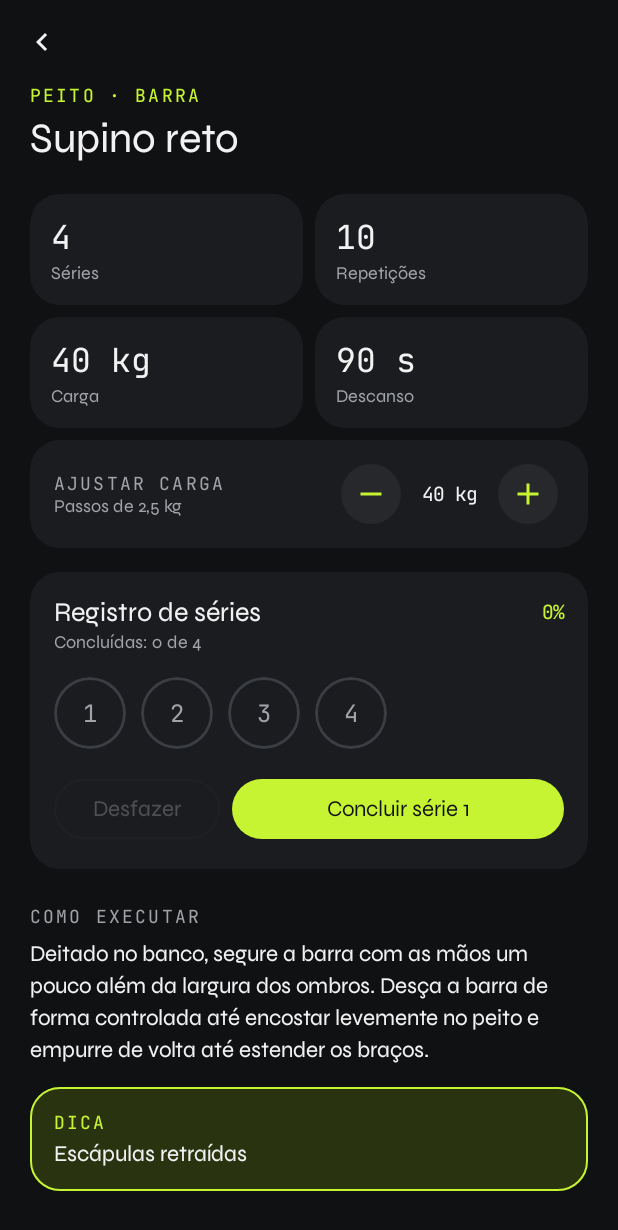
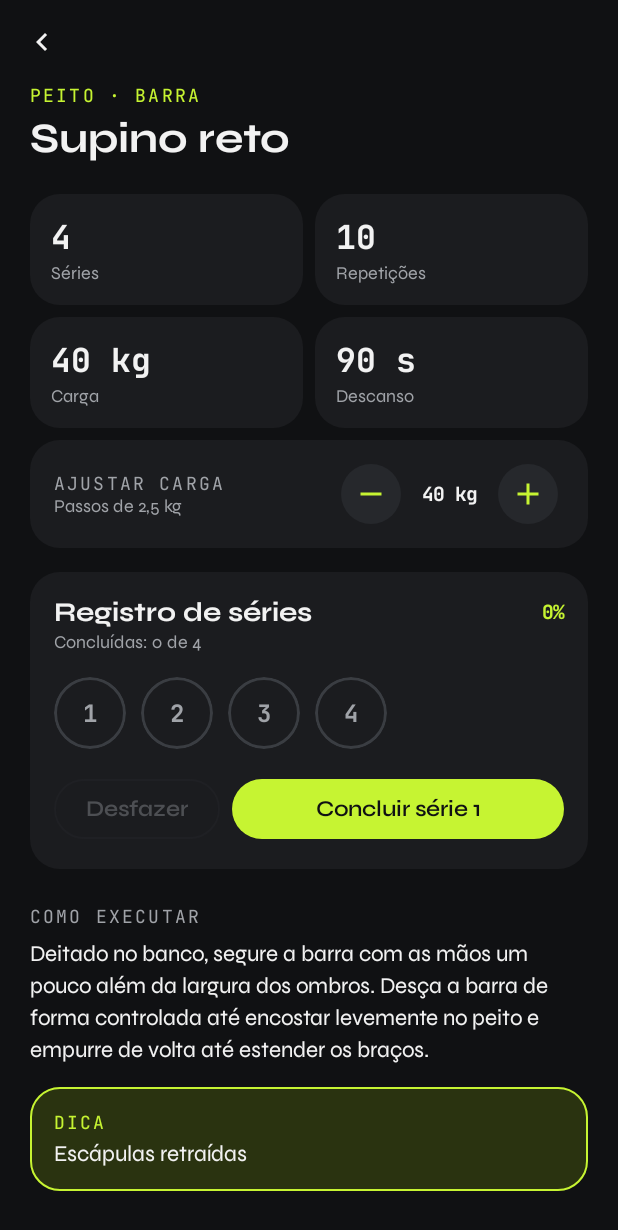
Before and after one commit to Desenvolvimento-Mateus/app-gym-tracker, an Android app built with Jetpack Compose: the screen it shows after launch (MainActivity), after a tap on "01", on a phone screen of 412 x 824 dp. Shown: the top 1230 px of the screen. Run offline under Robolectric (Android 15) with nearby library versions, the phone set to English and light mode, and no system bars; our stand-ins replace Navigation 3.

Commit message:
Corrige peso das fontes variáveis e ajustes visuais
- Aplica o eixo "wght" das fontes variáveis com FontVariation: sem
  isso o Syne e o JetBrains Mono apareciam sempre com peso regular
- "Desfazer" e "Concluir série N" em uma linha (padding menor)
- Lista do histórico alinhada com o título (20dp)

```diff
--- a/app/src/main/java/com/mateusavila/gymtracker/ui/detail/ExerciseDetailScreen.kt
+++ b/app/src/main/java/com/mateusavila/gymtracker/ui/detail/ExerciseDetailScreen.kt
@@ -4,6 +4,7 @@ import androidx.compose.foundation.background
 import androidx.compose.foundation.border
 import androidx.compose.foundation.layout.Arrangement
 import androidx.compose.foundation.layout.Column
+import androidx.compose.foundation.layout.PaddingValues
 import androidx.compose.foundation.layout.Row
 import androidx.compose.foundation.layout.Spacer
 import androidx.compose.foundation.layout.fillMaxSize
@@ -302,26 +303,31 @@ private fun SetsCard(
         }
 
         Spacer(Modifier.height(16.dp))
+        // Smaller side padding than the default so "Desfazer" fits in one line.
+        val buttonPadding = PaddingValues(horizontal = 12.dp, vertical = 8.dp)
         Row {
             OutlinedButton(
                 onClick = actions.onUndoSet,
                 enabled = exercise.completedSets > 0,
+                contentPadding = buttonPadding,
                 modifier = Modifier.weight(1f)
             ) {
-                Text(stringResource(R.string.undo_set_button))
+                Text(stringResource(R.string.undo_set_button), maxLines = 1)
             }
             Spacer(Modifier.width(8.dp))
             Button(
                 onClick = actions.onCompleteSet,
                 enabled = !exercise.isFinished,
+                contentPadding = buttonPadding,
                 modifier = Modifier.weight(2f)
             ) {
                 Text(
-                    if (exercise.isFinished) {
+                    text = if (exercise.isFinished) {
                         stringResource(R.string.all_sets_completed)
                     } else {
                         stringResource(R.string.complete_set_button, exercise.completedSets + 1)
-                    }
+                    },
+                    maxLines = 1
                 )
             }
         }
--- a/app/src/main/java/com/mateusavila/gymtracker/ui/history/HistoryScreen.kt
+++ b/app/src/main/java/com/mateusavila/gymtracker/ui/history/HistoryScreen.kt
@@ -97,7 +97,7 @@ fun HistoryContent(
 private fun SessionList(state: HistoryUiState.Success) {
     LazyColumn(
         verticalArrangement = Arrangement.spacedBy(10.dp),
-        contentPadding = PaddingValues(16.dp)
+        contentPadding = PaddingValues(horizontal = 20.dp, vertical = 16.dp)
     ) {
         item {
             Row(
--- a/app/src/main/java/com/mateusavila/gymtracker/ui/theme/Type.kt
+++ b/app/src/main/java/com/mateusavila/gymtracker/ui/theme/Type.kt
@@ -1,28 +1,40 @@
 package com.mateusavila.gymtracker.ui.theme
 
+import androidx.annotation.FontRes
 import androidx.compose.material3.Typography
+import androidx.compose.ui.text.ExperimentalTextApi
 import androidx.compose.ui.text.TextStyle
 import androidx.compose.ui.text.font.Font
 import androidx.compose.ui.text.font.FontFamily
+import androidx.compose.ui.text.font.FontVariation
 import androidx.compose.ui.text.font.FontWeight
 import androidx.compose.ui.unit.em
 import androidx.compose.ui.unit.sp
 import com.mateusavila.gymtracker.R
 
-// Both font files are variable fonts (one file with every weight). Compose sets the
-// font "weight" axis from the FontWeight given here, so the same file is used three times.
+/**
+ * Both font files are variable fonts: one file holds every weight. FontVariation sets the
+ * "wght" axis of the file, so the same file is used for each weight. This API is still
+ * marked as experimental in Compose, hence the opt-in.
+ */
+@OptIn(ExperimentalTextApi::class)
+private fun variableFont(@FontRes resId: Int, weight: FontWeight) = Font(
+    resId = resId,
+    weight = weight,
+    variationSettings = FontVariation.Settings(FontVariation.weight(weight.weight))
+)
 
 /** Syne: titles and body text. */
 val Syne = FontFamily(
-    Font(R.font.syne, FontWeight.Normal),
-    Font(R.font.syne, FontWeight.SemiBold),
-    Font(R.font.syne, FontWeight.Bold)
+    variableFont(R.font.syne, FontWeight.Normal),
+    variableFont(R.font.syne, FontWeight.SemiBold),
+    variableFont(R.font.syne, FontWeight.Bold)
 )
 
 /** JetBrains Mono: numbers (sets, weight, percentages) and small labels. */
 val JetBrainsMono = FontFamily(
-    Font(R.font.jetbrains_mono, FontWeight.Normal),
-    Font(R.font.jetbrains_mono, FontWeight.Bold)
+    variableFont(R.font.jetbrains_mono, FontWeight.Normal),
+    variableFont(R.font.jetbrains_mono, FontWeight.Bold)
 )
 
 /**
```
